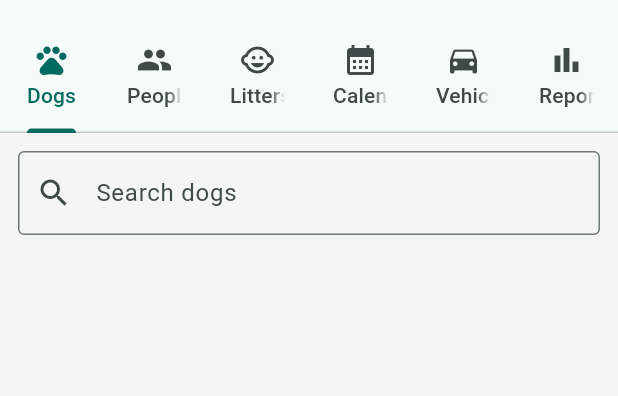
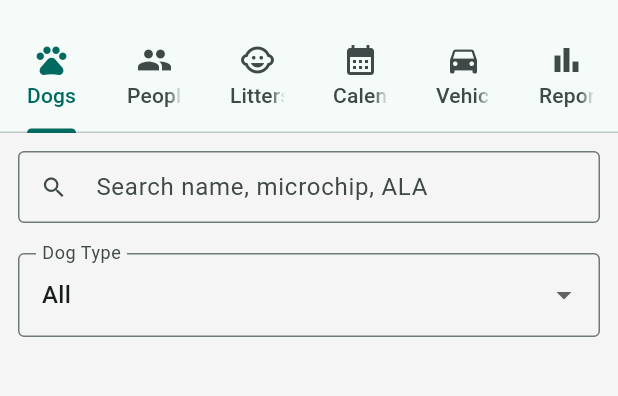
Before and after one commit to Bruce-HA/amity_dogs_app, a Flutter app: the screen it shows once a user with an empty profile is signed in, on a phone screen of 412 x 824 dp, the part 113-509 px from its top. Run offline on Flutter 3.47's test engine with Material 3 defaults, Android fonts, the phone set to English and light mode, and no system bars; our stand-ins replace file_picker, flutter_dotenv, pdf, printing, share_plus, supabase_flutter; accounts and stored records are empty.

Commit message:
STEP 1 complete — Dogs page production-ready

```diff
--- a/lib/pages/dogs_page.dart
+++ b/lib/pages/dogs_page.dart
@@ -14,11 +14,22 @@ class DogsPage extends StatefulWidget {
 class _DogsPageState extends State<DogsPage> {
   final supabase = Supabase.instance.client;
 
-  List<Map<String, dynamic>> dogs = [];
+  List<Map<String, dynamic>> allDogs = [];
+  List<Map<String, dynamic>> filteredDogs = [];
 
   bool loading = true;
 
+  String selectedDogType = 'All';
   String searchText = '';
+
+  final List<String> dogTypes = [
+    'All',
+    'Breeding',
+    'Guardian',
+    'Pet',
+    'Retired',
+    'Other',
+  ];
 
   @override
   void initState() {
@@ -26,86 +37,177 @@ class _DogsPageState extends State<DogsPage> {
     loadDogs();
   }
 
+  /// Load all dogs from Supabase
   Future<void> loadDogs() async {
-    setState(() {
     loading = true;
-    });
+    setState(() {});
 
+    try {
       final response = await supabase.from('dogs').select().order('dog_name');
 
-    dogs = List<Map<String, dynamic>>.from(response);
+      allDogs = List<Map<String, dynamic>>.from(response);
 
-    setState(() {
+      applyFilters();
+    } catch (e) {
+      debugPrint('Error loading dogs: $e');
+    }
+
     loading = false;
+    setState(() {});
+  }
+
+  /// Apply search + dog_type filter
+  void applyFilters() {
+    filteredDogs = allDogs.where((dog) {
+      final dogName = (dog['dog_name'] ?? '').toString().toLowerCase();
+
+      final microchip = (dog['microchip_number'] ?? '')
+          .toString()
+          .toLowerCase();
+
+      final ala = (dog['dog_ala'] ?? '').toString().toLowerCase();
+
+      final dogType = (dog['dog_type'] ?? '').toString();
+
+      final matchesSearch =
+          dogName.contains(searchText) ||
+          microchip.contains(searchText) ||
+          ala.contains(searchText);
+
+      final matchesType =
+          selectedDogType == 'All' || dogType == selectedDogType;
+
+      return matchesSearch && matchesType;
+    }).toList();
+  }
+
+  void openDogDetails(String dogId) {
+    Navigator.push(
+      context,
+      MaterialPageRoute(builder: (_) => DogDetailsPage(dogId: dogId)),
+    ).then((_) {
+      loadDogs();
     });
   }
 
-  List<Map<String, dynamic>> get filteredDogs {
-    if (searchText.isEmpty) return dogs;
+  Widget buildDogTile(Map<String, dynamic> dog) {
+    final dogName = dog['dog_name'] ?? '';
 
-    return dogs.where((dog) {
-      final name = dog['dog_name']?.toString().toLowerCase() ?? '';
+    final dogType = dog['dog_type'] ?? '';
 
-      final chip = dog['microchip_number']?.toString().toLowerCase() ?? '';
+    final photoUrl = dog['photo_url'];
 
-      return name.contains(searchText.toLowerCase()) ||
-          chip.contains(searchText.toLowerCase());
-    }).toList();
-  }
-
-  void openDog(Map<String, dynamic> dog) {
-    Navigator.push(
-      context,
-      MaterialPageRoute(builder: (_) => DogDetailsPage(dogId: dog['id'])),
-    );
-  }
-
-  Widget buildDogTile(Map<String, dynamic> dog) {
     return Card(
       margin: const EdgeInsets.symmetric(horizontal: 12, vertical: 6),
 
       child: ListTile(
+        leading: photoUrl != null
+            ? ClipRRect(
+                borderRadius: BorderRadius.circular(8),
+                child: Image.network(
+                  photoUrl,
+                  width: 50,
+                  height: 50,
+                  fit: BoxFit.cover,
+                ),
+              )
+            : const Icon(Icons.pets, size: 40),
+
         title: Text(
-          dog['dog_name'] ?? '',
-          style: const TextStyle(fontWeight: FontWeight.bold),
+          dogName,
+          style: const TextStyle(fontSize: 18, fontWeight: FontWeight.bold),
         ),
 
-        subtitle: DogStatusChips(dog: dog),
+        subtitle: Column(
+          crossAxisAlignment: CrossAxisAlignment.start,
+          children: [
+            Text(dogType),
+
+            DogStatusChips(dog: dog),
+          ],
+        ),
 
         trailing: const Icon(Icons.chevron_right),
 
-        onTap: () => openDog(dog),
+        onTap: () => openDogDetails(dog['id']),
+      ),
+    );
+  }
+
+  Widget buildSearchBar() {
+    return Padding(
+      padding: const EdgeInsets.all(12),
+
+      child: TextField(
+        decoration: const InputDecoration(
+          hintText: 'Search name, microchip, ALA',
+
+          prefixIcon: Icon(Icons.search),
+
+          border: OutlineInputBorder(),
+
+          isDense: true,
+        ),
+
+        onChanged: (value) {
+          searchText = value.toLowerCase();
+
+          applyFilters();
+
+          setState(() {});
+        },
+      ),
+    );
+  }
+
+  Widget buildDogTypeDropdown() {
+    return Padding(
+      padding: const EdgeInsets.symmetric(horizontal: 12),
+
+      child: DropdownButtonFormField<String>(
+        value: selectedDogType,
+
+        decoration: const InputDecoration(
+          labelText: 'Dog Type',
+          border: OutlineInputBorder(),
+        ),
+
+        items: dogTypes.map((type) {
+          return DropdownMenuItem(value: type, child: Text(type));
+        }).toList(),
+
+        onChanged: (value) {
+          selectedDogType = value ?? 'All';
+
+          applyFilters();
+
+          setState(() {});
+        },
       ),
     );
   }
 
   @override
   Widget build(BuildContext context) {
-    return Scaffold(
-      body: Column(
+    if (loading) {
+      return const Center(child: CircularProgressIndicator());
+    }
+
+    return Column(
       children: [
-          Padding(
-            padding: const EdgeInsets.all(12),
+        buildSearchBar(),
 
-            child: TextField(
-              decoration: const InputDecoration(
-                hintText: 'Search dogs',
-                prefixIcon: Icon(Icons.search),
-                border: OutlineInputBorder(),
-              ),
+        const SizedBox(height: 8),
 
-              onChanged: (value) {
-                setState(() {
-                  searchText = value;
-                });
-              },
-            ),
-          ),
+        buildDogTypeDropdown(),
+
+        const SizedBox(height: 8),
 
         Expanded(
-            child: loading
-                ? const Center(child: CircularProgressIndicator())
-                : ListView.builder(
+          child: RefreshIndicator(
+            onRefresh: loadDogs,
+
+            child: ListView.builder(
               itemCount: filteredDogs.length,
 
               itemBuilder: (context, index) {
@@ -113,8 +215,8 @@ class _DogsPageState extends State<DogsPage> {
               },
             ),
           ),
+        ),
       ],
-      ),
     );
   }
 }
```
Lines whose indentation alone changed are shown as unchanged.
